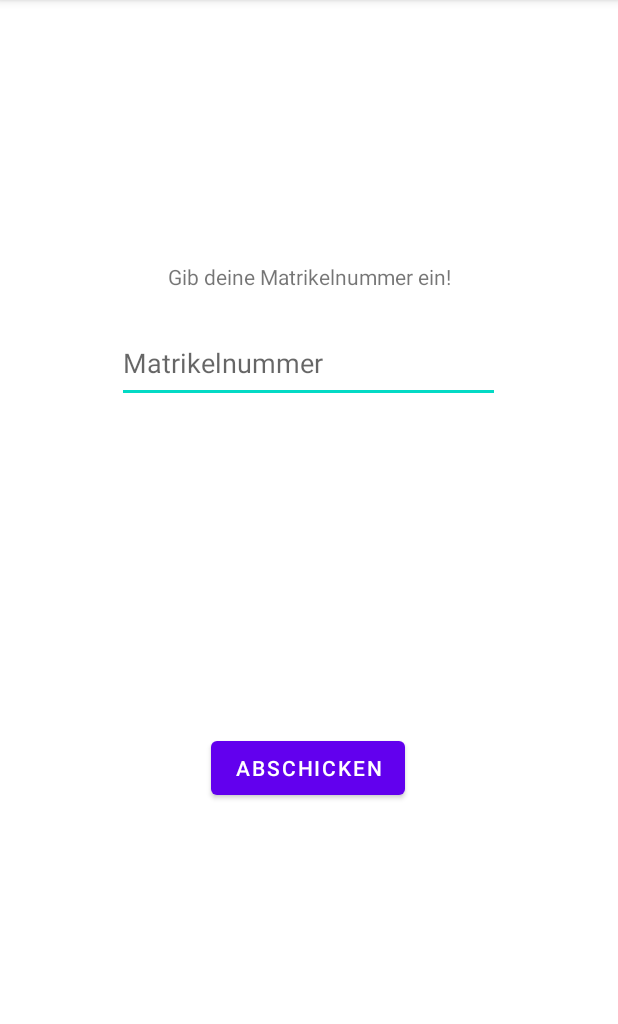
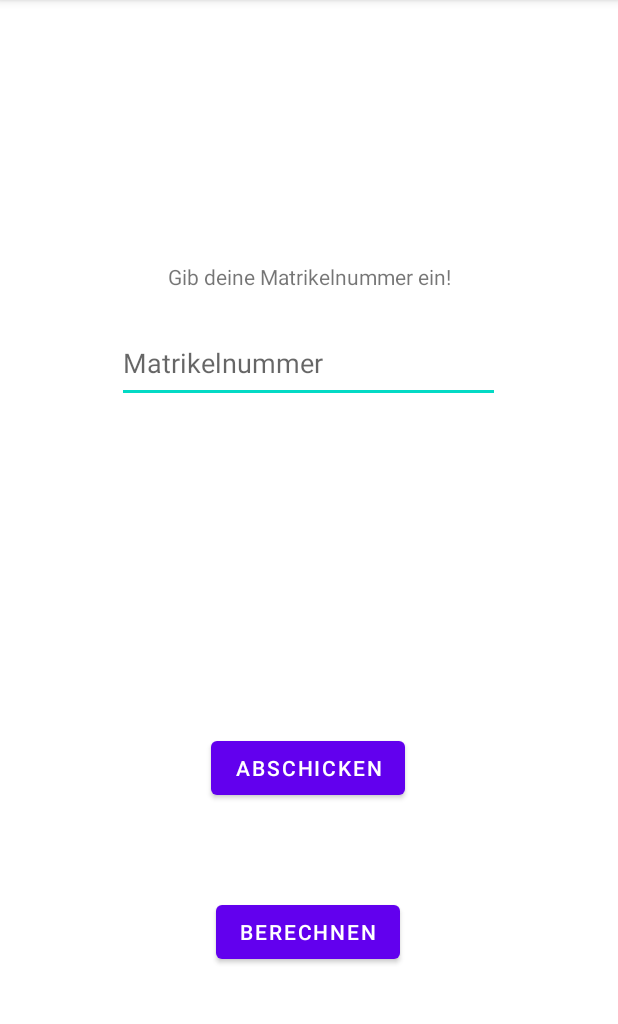
Before and after one commit to amadeovalar/SE2Einzelphase, an Android app: the screen it shows after launch (MainActivity), on a phone screen of 412 x 824 dp, the part 84-1108 px from its top. Run offline under Robolectric (Android 15) with nearby library versions, the phone set to English and light mode, and no system bars.

Commit message:
Adding button for the second task

```diff
--- a/SE2Einzelphase/app/src/main/res/layout/activity_main.xml
+++ b/SE2Einzelphase/app/src/main/res/layout/activity_main.xml
@@ -47,8 +47,8 @@
         android:id="@+id/btnAbschicken"
         android:layout_width="wrap_content"
         android:layout_height="wrap_content"
-        android:text="@string/ButtonLabelBerechnen"
         android:onClick="onClickSubmit"
+        android:text="@string/ButtonLabelAbschicken"
         app:layout_constraintBottom_toBottomOf="parent"
         app:layout_constraintEnd_toEndOf="parent"
         app:layout_constraintHorizontal_bias="0.498"
@@ -56,4 +56,17 @@
         app:layout_constraintTop_toBottomOf="@+id/serverAntwort"
         app:layout_constraintVertical_bias="0.272" />
 
+    <Button
+        android:id="@+id/btnBerechnen"
+        android:layout_width="wrap_content"
+        android:layout_height="wrap_content"
+        android:layout_marginTop="52dp"
+        android:text="@string/ButtonLabelBerechnen"
+        app:layout_constraintBottom_toBottomOf="parent"
+        app:layout_constraintEnd_toEndOf="parent"
+        app:layout_constraintHorizontal_bias="0.498"
+        app:layout_constraintStart_toStartOf="parent"
+        app:layout_constraintTop_toBottomOf="@+id/btnAbschicken"
+        app:layout_constraintVertical_bias="0.069" />
+
 </androidx.constraintlayout.widget.ConstraintLayout>
--- a/SE2Einzelphase/app/src/main/res/values/strings.xml
+++ b/SE2Einzelphase/app/src/main/res/values/strings.xml
@@ -6,6 +6,7 @@
 
     <string name="ServerAntwortLabel">Antwort vom Server</string>
 
-    <string name="ButtonLabelBerechnen">Abschicken</string>
+    <string name="ButtonLabelAbschicken">Abschicken</string>
+    <string name="ButtonLabelBerechnen">Berechnen</string>
 
 </resources>
```
